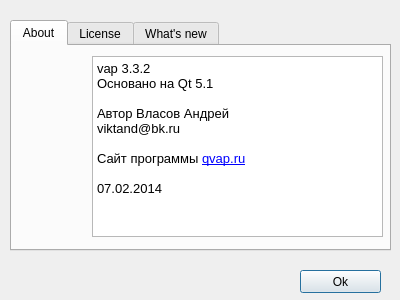
First picture: the form in about.ui, repository viktand/vap4, before the edit.
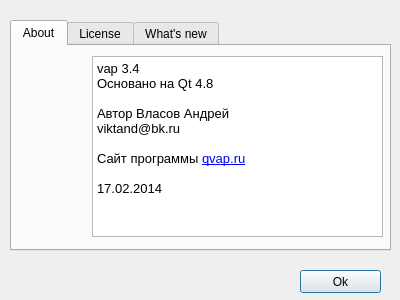
Second picture: the form after the edit. Icons and pictures are not drawn.

The edit to the form file:
```diff
--- a/about.ui
+++ b/about.ui
@@ -87,15 +87,15 @@
 &lt;html&gt;&lt;head&gt;&lt;meta name=&quot;qrichtext&quot; content=&quot;1&quot; /&gt;&lt;style type=&quot;text/css&quot;&gt;
 p, li { white-space: pre-wrap; }
 &lt;/style&gt;&lt;/head&gt;&lt;body style=&quot; font-family:'Ubuntu'; font-size:10pt; font-weight:400; font-style:normal;&quot;&gt;
-&lt;p style=&quot; margin-top:0px; margin-bottom:0px; margin-left:0px; margin-right:0px; -qt-block-indent:0; text-indent:0px;&quot;&gt;vap 3.3.2&lt;/p&gt;
-&lt;p style=&quot; margin-top:0px; margin-bottom:0px; margin-left:0px; margin-right:0px; -qt-block-indent:0; text-indent:0px;&quot;&gt;Основано на Qt 5.1&lt;/p&gt;
+&lt;p style=&quot; margin-top:0px; margin-bottom:0px; margin-left:0px; margin-right:0px; -qt-block-indent:0; text-indent:0px;&quot;&gt;vap 3.4&lt;/p&gt;
+&lt;p style=&quot; margin-top:0px; margin-bottom:0px; margin-left:0px; margin-right:0px; -qt-block-indent:0; text-indent:0px;&quot;&gt;Основано на Qt 4.8&lt;/p&gt;
 &lt;p style=&quot;-qt-paragraph-type:empty; margin-top:0px; margin-bottom:0px; margin-left:0px; margin-right:0px; -qt-block-indent:0; text-indent:0px;&quot;&gt;&lt;br /&gt;&lt;/p&gt;
 &lt;p style=&quot; margin-top:0px; margin-bottom:0px; margin-left:0px; margin-right:0px; -qt-block-indent:0; text-indent:0px;&quot;&gt;Автор Власов Андрей&lt;/p&gt;
 &lt;p style=&quot; margin-top:0px; margin-bottom:0px; margin-left:0px; margin-right:0px; -qt-block-indent:0; text-indent:0px;&quot;&gt;viktand@bk.ru&lt;/p&gt;
 &lt;p style=&quot;-qt-paragraph-type:empty; margin-top:0px; margin-bottom:0px; margin-left:0px; margin-right:0px; -qt-block-indent:0; text-indent:0px;&quot;&gt;&lt;br /&gt;&lt;/p&gt;
 &lt;p style=&quot; margin-top:0px; margin-bottom:0px; margin-left:0px; margin-right:0px; -qt-block-indent:0; text-indent:0px;&quot;&gt;Сайт программы &lt;a href=&quot;http://www.qvap.ru&quot;&gt;&lt;span style=&quot; text-decoration: underline; color:#0000ff;&quot;&gt;qvap.ru&lt;/span&gt;&lt;/a&gt;&lt;/p&gt;
 &lt;p style=&quot;-qt-paragraph-type:empty; margin-top:0px; margin-bottom:0px; margin-left:0px; margin-right:0px; -qt-block-indent:0; text-indent:0px; text-decoration: underline; color:#0000ff;&quot;&gt;&lt;br /&gt;&lt;/p&gt;
-&lt;p style=&quot; margin-top:0px; margin-bottom:0px; margin-left:0px; margin-right:0px; -qt-block-indent:0; text-indent:0px;&quot;&gt;07.02.2014&lt;/p&gt;&lt;/body&gt;&lt;/html&gt;</string>
+&lt;p style=&quot; margin-top:0px; margin-bottom:0px; margin-left:0px; margin-right:0px; -qt-block-indent:0; text-indent:0px;&quot;&gt;17.02.2014&lt;/p&gt;&lt;/body&gt;&lt;/html&gt;</string>
      </property>
      <property name="textInteractionFlags">
       <set>Qt::LinksAccessibleByMouse|Qt::TextSelectableByMouse</set>
```
Left out of the diff: 7 changed lines with no effect on the pictures.
